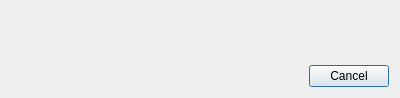
Before: the Qt Designer form qt/lc_qupdatedialog.ui in ldraw-linux/leocad, drawn with Qt 5.
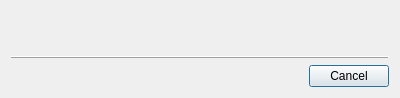
After: the same form once the commit is applied.

The edit to the form file:
```diff
--- a/qt/lc_qupdatedialog.ui
+++ b/qt/lc_qupdatedialog.ui
@@ -27,6 +27,16 @@
      </property>
     </widget>
    </item>
+   <item>
+    <widget class="QFrame" name="frame">
+     <property name="frameShape">
+      <enum>QFrame::HLine</enum>
+     </property>
+     <property name="frameShadow">
+      <enum>QFrame::Raised</enum>
+     </property>
+    </widget>
+   </item>
    <item>
     <widget class="QDialogButtonBox" name="buttonBox">
      <property name="orientation">
```
